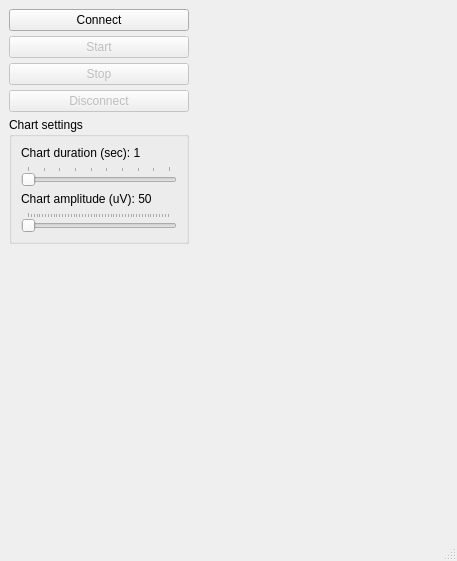
Before: the Qt Designer form UI/mainwindow.ui in ZarkSPb/BB_Python, drawn with Qt 5.
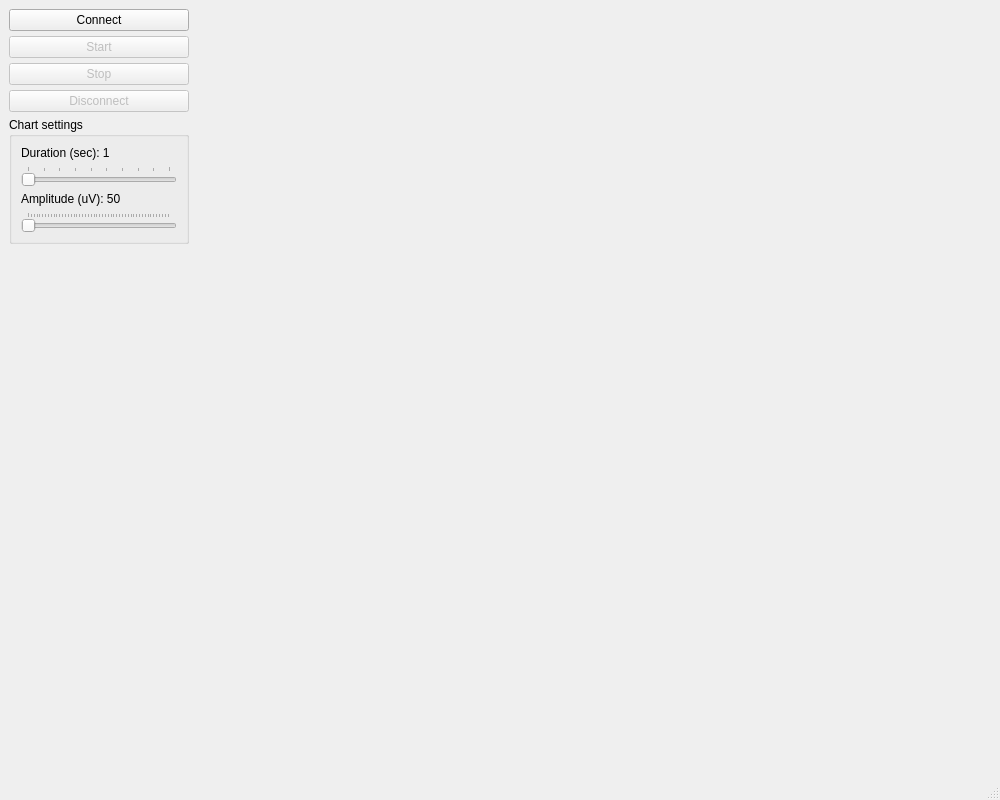
After: the same form once the commit is applied.

```diff
--- a/UI/mainwindow.ui
+++ b/UI/mainwindow.ui
@@ -6,8 +6,8 @@
    <rect>
     <x>0</x>
     <y>0</y>
-    <width>457</width>
-    <height>561</height>
+    <width>1000</width>
+    <height>800</height>
    </rect>
   </property>
   <property name="windowTitle">
@@ -91,7 +91,7 @@
           <item>
            <widget class="QLabel" name="LabelDuration">
             <property name="text">
-             <string>Chart duration (sec): 1</string>
+             <string>Duration (sec): 1</string>
             </property>
            </widget>
           </item>
@@ -120,7 +120,7 @@
           <item>
            <widget class="QLabel" name="LabelAmplitude">
             <property name="text">
-             <string>Chart amplitude (uV): 50</string>
+             <string>Amplitude (uV): 50</string>
             </property>
            </widget>
           </item>
```
Left out of the diff: 2 changed lines with no effect on the pictures.
